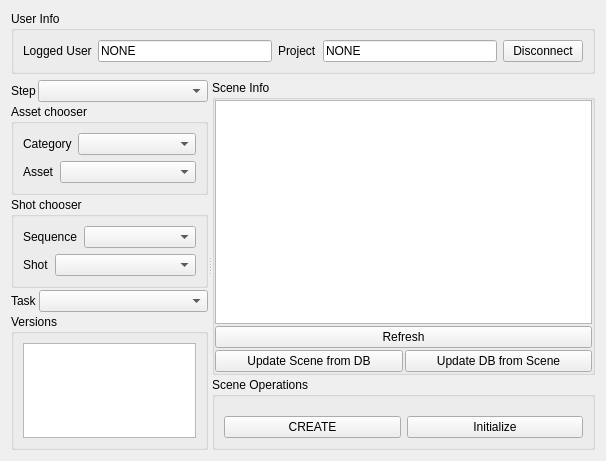
The window that maya_mods/zombie/python/dminutes/UI/sceneManagerUI.ui (sebcourtois/z2k-pipeline-toolkit) describes before a commit, drawn with Qt 5.
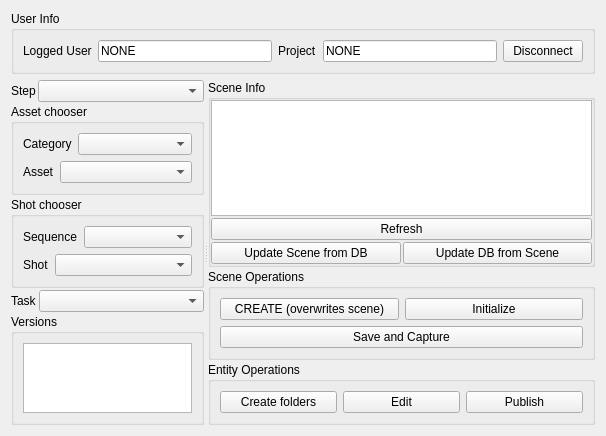
The same window after the commit.

Commit message: SceneManager Usable in a prototype version added method createVersion in shotgunengine

```diff
--- a/maya_mods/zombie/python/dminutes/UI/sceneManagerUI.ui
+++ b/maya_mods/zombie/python/dminutes/UI/sceneManagerUI.ui
@@ -7,7 +7,7 @@
     <x>0</x>
     <y>0</y>
     <width>606</width>
-    <height>461</height>
+    <height>406</height>
    </rect>
   </property>
   <property name="windowTitle">
@@ -291,7 +291,7 @@
         <height>0</height>
        </size>
       </property>
-      <layout class="QVBoxLayout" name="verticalLayout" stretch="0,0">
+      <layout class="QVBoxLayout" name="verticalLayout" stretch="0,0,0">
        <property name="spacing">
         <number>2</number>
        </property>
@@ -311,7 +311,13 @@
            <number>0</number>
           </property>
           <item>
-           <widget class="QListWidget" name="sm_sceneInfo_lb"/>
+           <widget class="QListWidget" name="sm_sceneInfo_lb">
+            <property name="font">
+             <font>
+              <family>Lucida Console</family>
+             </font>
+            </property>
+           </widget>
           </item>
           <item>
            <widget class="QPushButton" name="sm_refreshScene_bt">
@@ -356,12 +362,12 @@
           <item>
            <layout class="QHBoxLayout" name="horizontalLayout_9">
             <property name="topMargin">
-             <number>10</number>
+             <number>0</number>
             </property>
             <item>
              <widget class="QPushButton" name="sm_create_bt">
               <property name="text">
-               <string>CREATE</string>
+               <string>CREATE (overwrites scene)</string>
               </property>
              </widget>
             </item>
@@ -369,6 +375,57 @@
              <widget class="QPushButton" name="sm_init_bt">
               <property name="text">
                <string>Initialize</string>
+              </property>
+             </widget>
+            </item>
+           </layout>
+          </item>
+          <item>
+           <layout class="QHBoxLayout" name="horizontalLayout_11">
+            <property name="topMargin">
+             <number>0</number>
+            </property>
+            <item>
+             <widget class="QPushButton" name="sm_capture_bt">
+              <property name="text">
+               <string>Save and Capture</string>
+              </property>
+             </widget>
+            </item>
+           </layout>
+          </item>
+         </layout>
+        </widget>
+       </item>
+       <item>
+        <widget class="QGroupBox" name="groupBox_5">
+         <property name="title">
+          <string>Entity Operations</string>
+         </property>
+         <layout class="QVBoxLayout" name="verticalLayout_9">
+          <item>
+           <layout class="QHBoxLayout" name="horizontalLayout_10">
+            <property name="topMargin">
+             <number>0</number>
+            </property>
+            <item>
+             <widget class="QPushButton" name="sm_createFolder_bt">
+              <property name="text">
+               <string>Create folders</string>
+              </property>
+             </widget>
+            </item>
+            <item>
+             <widget class="QPushButton" name="sm_edit_bt">
+              <property name="text">
+               <string>Edit</string>
+              </property>
+             </widget>
+            </item>
+            <item>
+             <widget class="QPushButton" name="sm_publish_bt">
+              <property name="text">
+               <string>Publish</string>
               </property>
              </widget>
             </item>
```
The commit also changes 5 other files.
